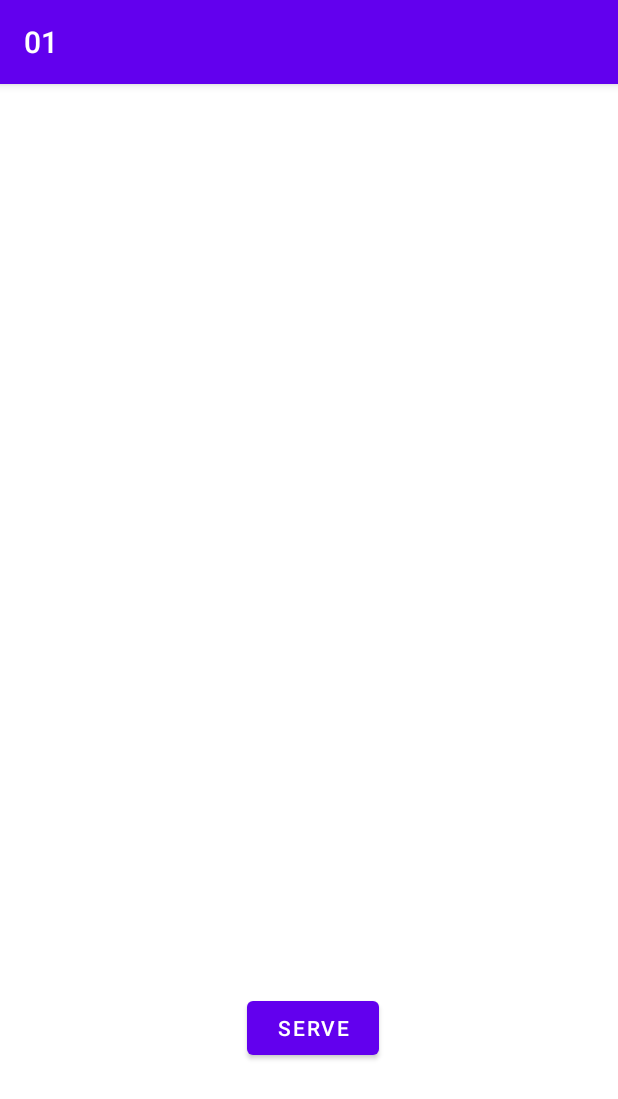
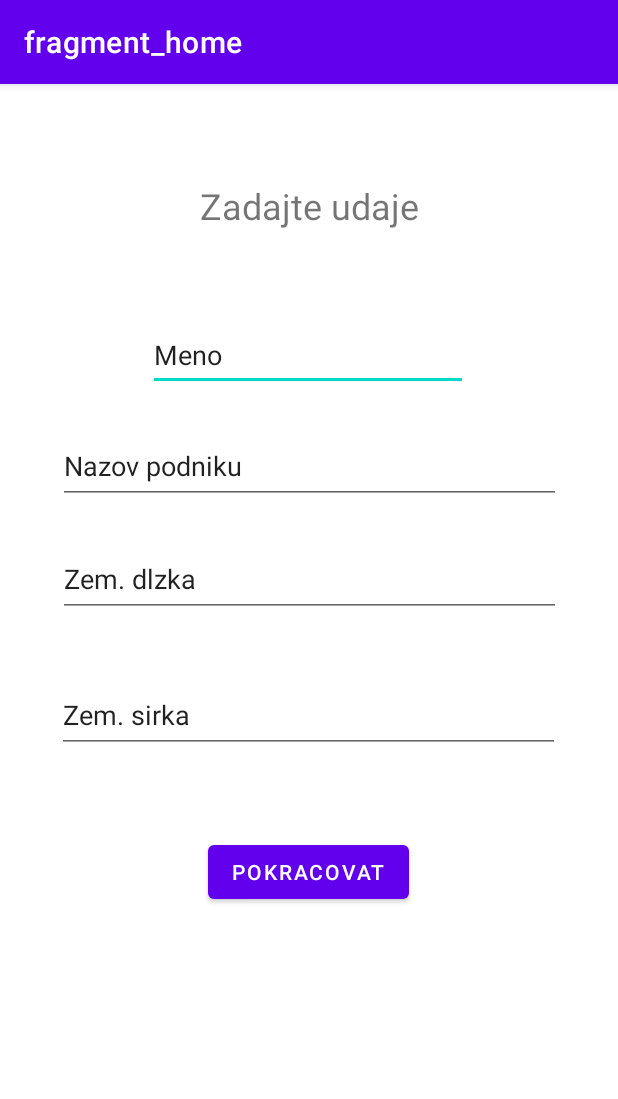
Before and after one commit to Smotanka/mobv-2022, an Android app: the screen it shows after launch (MainActivity), on a phone screen of 412 x 824 dp. Shown: the top 1099 px of the screen. Run offline under Robolectric (Android 15) with nearby library versions, the phone set to English and light mode, and no system bars; our stand-ins replace navigation-ui.

Commit message:
feat: 02

```diff
--- /dev/null
+++ b/app/src/main/java/com/example/a01/HomeFragment.kt
@@ -0,0 +1,49 @@
+package com.example.a01
+
+import android.os.Bundle
+import android.view.LayoutInflater
+import android.view.View
+import android.view.ViewGroup
+import android.widget.Button
+import android.widget.EditText
+import android.widget.Toast
+import androidx.core.os.bundleOf
+import androidx.fragment.app.Fragment
+import androidx.navigation.findNavController
+
+
+class HomeFragment : Fragment() {
+
+    override fun onCreateView(
+        inflater: LayoutInflater, container: ViewGroup?,
+        savedInstanceState: Bundle?
+    ): View? {
+        // Inflate the layout for this fragment
+        val view = inflater.inflate(R.layout.fragment_home, container, false)
+        val button = view.findViewById<Button>(R.id.button)
+        button.setOnClickListener {
+            val name =view.findViewById<EditText>(R.id.Name).text.toString().trim()
+
+            val establishmentName =view.findViewById<EditText>(R.id.EstablishmentName).text.
+            toString().trim()
+
+            val latitude = view.findViewById<EditText>(R.id.latitude).text.toString().trim()
+
+            val longitude = view.findViewById<EditText>(R.id.longitude).text.toString().trim()
+
+            if (name.isNotEmpty() && establishmentName.isNotEmpty() && latitude.isNotEmpty() && longitude.isNotEmpty())
+            {
+                val entity = Entity(name, establishmentName,latitude,longitude)
+                val bundle = bundleOf("entity" to entity)
+                view.findNavController().navigate(R.id.action_homeFragment_to_dataFragment,bundle)
+            }else
+            {
+                Toast.makeText(activity,"Neplatne udaje", Toast.LENGTH_SHORT).show()
+            }
+
+
+        }
+        return view
+    }
+
+}
--- a/app/src/main/java/com/example/a01/MainActivity.kt
+++ b/app/src/main/java/com/example/a01/MainActivity.kt
@@ -1,19 +1,25 @@
 package com.example.a01
 
 import android.os.Bundle
-import android.widget.Button
 import androidx.appcompat.app.AppCompatActivity
-import com.airbnb.lottie.LottieAnimationView
+import androidx.navigation.NavController
+import androidx.navigation.fragment.NavHostFragment
+import androidx.navigation.ui.setupActionBarWithNavController
+
 
 class MainActivity : AppCompatActivity() {
-
+    private lateinit var navController: NavController
     override fun onCreate(savedInstanceState: Bundle?) {
         super.onCreate(savedInstanceState)
         setContentView(R.layout.activity_main)
-        val rollButton: Button = findViewById(R.id.button)
-        rollButton.setOnClickListener {
-            val animation: LottieAnimationView = findViewById(R.id.animationView)
-            animation.playAnimation()
-        }
+
+        val navHostFragment = supportFragmentManager
+            .findFragmentById(R.id.fragmentContainerView) as NavHostFragment
+        navController = navHostFragment.navController
+
+        setupActionBarWithNavController(navController)
+    }
+    override fun onSupportNavigateUp(): Boolean {
+        return navController.navigateUp() || super.onSupportNavigateUp()
     }
 }
--- a/app/src/main/res/layout/activity_main.xml
+++ b/app/src/main/res/layout/activity_main.xml
@@ -6,36 +6,18 @@
     android:layout_height="match_parent"
     tools:context=".MainActivity">
 
-    <Button
-        android:id="@+id/button"
-        android:layout_width="wrap_content"
-        android:layout_height="wrap_content"
-        android:layout_marginStart="158dp"
-        android:layout_marginTop="164dp"
-        android:layout_marginEnd="159dp"
-        android:layout_marginBottom="16dp"
-        android:text="@string/serve"
+
+    <androidx.fragment.app.FragmentContainerView
+        android:id="@+id/fragmentContainerView"
+        android:name="androidx.navigation.fragment.NavHostFragment"
+        android:layout_width="409dp"
+        android:layout_height="729dp"
+        app:defaultNavHost="true"
         app:layout_constraintBottom_toBottomOf="parent"
         app:layout_constraintEnd_toEndOf="parent"
-        app:layout_constraintHorizontal_bias="1.0"
-        app:layout_constraintStart_toStartOf="parent"
-        app:layout_constraintTop_toTopOf="@+id/animationView"/>
-
-
-    <com.airbnb.lottie.LottieAnimationView
-        android:id="@+id/animationView"
-        android:layout_width="160dp"
-        android:layout_height="160dp"
-        android:layout_marginStart="141dp"
-        android:layout_marginTop="251dp"
-        android:layout_marginEnd="142dp"
-        android:layout_marginBottom="12dp"
-        app:layout_constraintBottom_toTopOf="@+id/button"
-        app:layout_constraintEnd_toEndOf="parent"
+        app:layout_constraintHorizontal_bias="0.5"
         app:layout_constraintStart_toStartOf="parent"
         app:layout_constraintTop_toTopOf="parent"
-        app:lottie_rawRes="@raw/lf30_editor_xa89plhe"
-        app:lottie_autoPlay="false"
-        app:lottie_loop="false"/>
-
+        app:layout_constraintVertical_bias="0.5"
+        app:navGraph="@navigation/nav" />
 </androidx.constraintlayout.widget.ConstraintLayout>
--- /dev/null
+++ b/app/src/main/res/layout/fragment_home.xml
@@ -0,0 +1,94 @@
+<?xml version="1.0" encoding="utf-8"?>
+<androidx.constraintlayout.widget.ConstraintLayout xmlns:android="http://schemas.android.com/apk/res/android"
+    xmlns:app="http://schemas.android.com/apk/res-auto"
+    xmlns:tools="http://schemas.android.com/tools"
+    android:layout_width="match_parent"
+    android:layout_height="match_parent"
+    tools:context=".HomeFragment">
+
+
+    <Button
+        android:id="@+id/button"
+        android:layout_width="wrap_content"
+        android:layout_height="wrap_content"
+        android:text="@string/pokracovat"
+        app:layout_constraintBottom_toBottomOf="parent"
+        app:layout_constraintEnd_toEndOf="parent"
+        app:layout_constraintHorizontal_bias="0.498"
+        app:layout_constraintStart_toStartOf="parent"
+        app:layout_constraintTop_toTopOf="parent"
+        app:layout_constraintVertical_bias="0.707" />
+
+    <TextView
+        android:id="@+id/textView2"
+        android:layout_width="wrap_content"
+        android:layout_height="wrap_content"
+        android:text="@string/zadajte_udaje"
+        android:textSize="24sp"
+        app:layout_constraintBottom_toBottomOf="parent"
+        app:layout_constraintEnd_toEndOf="parent"
+        app:layout_constraintHorizontal_bias="0.5"
+        app:layout_constraintStart_toStartOf="parent"
+        app:layout_constraintTop_toTopOf="parent"
+        app:layout_constraintVertical_bias="0.065" />
+
+    <EditText
+        android:id="@+id/Name"
+        android:layout_width="wrap_content"
+        android:layout_height="wrap_content"
+        android:ems="10"
+        android:importantForAutofill="no"
+        android:inputType="textPersonName"
+        android:minHeight="48dp"
+        android:text="Meno"
+        app:layout_constraintBottom_toBottomOf="parent"
+        app:layout_constraintEnd_toEndOf="parent"
+        app:layout_constraintHorizontal_bias="0.497"
+        app:layout_constraintStart_toStartOf="parent"
+        app:layout_constraintTop_toTopOf="parent"
+        app:layout_constraintVertical_bias="0.202" />
+
+    <EditText
+        android:id="@+id/EstablishmentName"
+        android:layout_width="335dp"
+        android:layout_height="50dp"
+        android:ems="10"
+        android:importantForAutofill="no"
+        android:inputType="textPersonName"
+        android:minHeight="48dp"
+        android:text="Nazov podniku"
+        app:layout_constraintBottom_toBottomOf="parent"
+        app:layout_constraintEnd_toEndOf="parent"
+        app:layout_constraintStart_toStartOf="parent"
+        app:layout_constraintTop_toTopOf="parent"
+        app:layout_constraintVertical_bias="0.31" />
+
+    <EditText
+        android:id="@+id/latitude"
+        android:layout_width="335dp"
+        android:layout_height="50dp"
+        android:ems="10"
+        android:inputType="number|textPersonName|text"
+        android:text="Zem. dlzka"
+        app:layout_constraintBottom_toBottomOf="parent"
+        app:layout_constraintEnd_toEndOf="parent"
+        app:layout_constraintHorizontal_bias="0.5"
+        app:layout_constraintStart_toStartOf="parent"
+        app:layout_constraintTop_toTopOf="parent"
+        app:layout_constraintVertical_bias="0.421" />
+
+    <EditText
+        android:id="@+id/longitude"
+        android:layout_width="335dp"
+        android:layout_height="50dp"
+        android:ems="10"
+        android:inputType="number|textPersonName|text"
+        android:text="Zem. sirka"
+        app:layout_constraintBottom_toBottomOf="parent"
+        app:layout_constraintEnd_toEndOf="parent"
+        app:layout_constraintHorizontal_bias="0.495"
+        app:layout_constraintStart_toStartOf="parent"
+        app:layout_constraintTop_toTopOf="parent"
+        app:layout_constraintVertical_bias="0.554" />
+
+</androidx.constraintlayout.widget.ConstraintLayout>
--- /dev/null
+++ b/app/src/main/res/navigation/nav.xml
@@ -0,0 +1,31 @@
+<?xml version="1.0" encoding="utf-8"?>
+<navigation xmlns:android="http://schemas.android.com/apk/res/android"
+    xmlns:app="http://schemas.android.com/apk/res-auto"
+    xmlns:tools="http://schemas.android.com/tools"
+    android:id="@+id/nav"
+    app:startDestination="@id/homeFragment">
+
+    <fragment
+        android:id="@+id/dataFragment"
+        android:name="com.example.a01.DataFragment"
+        android:label="fragment_data"
+        tools:layout="@layout/fragment_data" >
+        <action
+            android:id="@+id/action_dataFragment_to_homeFragment"
+            app:destination="@id/homeFragment"
+            app:popUpTo="@id/homeFragment"
+            app:popUpToInclusive="true" />
+        <argument
+            android:name="entity"
+            app:argType="com.example.a01.Entity" />
+    </fragment>
+    <fragment
+        android:id="@+id/homeFragment"
+        android:name="com.example.a01.HomeFragment"
+        android:label="fragment_home"
+        tools:layout="@layout/fragment_home" >
+        <action
+            android:id="@+id/action_homeFragment_to_dataFragment"
+            app:destination="@id/dataFragment" />
+    </fragment>
+</navigation>
--- a/app/src/main/res/values/strings.xml
+++ b/app/src/main/res/values/strings.xml
@@ -1,4 +1,7 @@
 <resources>
     <string name="app_name">01</string>
     <string name="serve">Serve</string>
+    <string name="data">Data</string>
+    <string name="pokracovat">pokracovat</string>
+    <string name="zadajte_udaje">Zadajte udaje</string>
 </resources>
--- a/settings.gradle
+++ b/settings.gradle
@@ -12,5 +12,5 @@ dependencyResolutionManagement {
         mavenCentral()
     }
 }
-rootProject.name = "01"
+rootProject.name = "02"
 include ':app'
```
Also changed, not shown: app/build.gradle (+7 -1 lines), app/src/main/java/com/example/a01/DataFragment.kt (added, +48 -0 lines), app/src/main/java/com/example/a01/Entity.kt (added, +12 -0 lines), app/src/main/res/layout/fragment_data.xml (added, +76 -0 lines), 439 other files.
